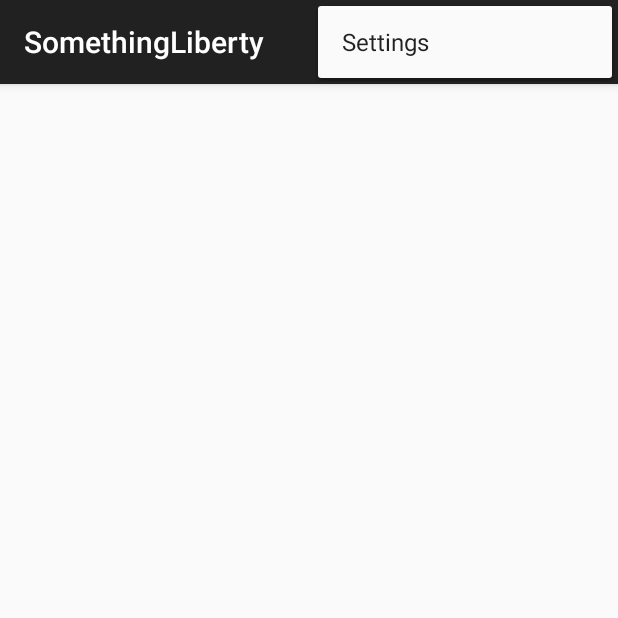
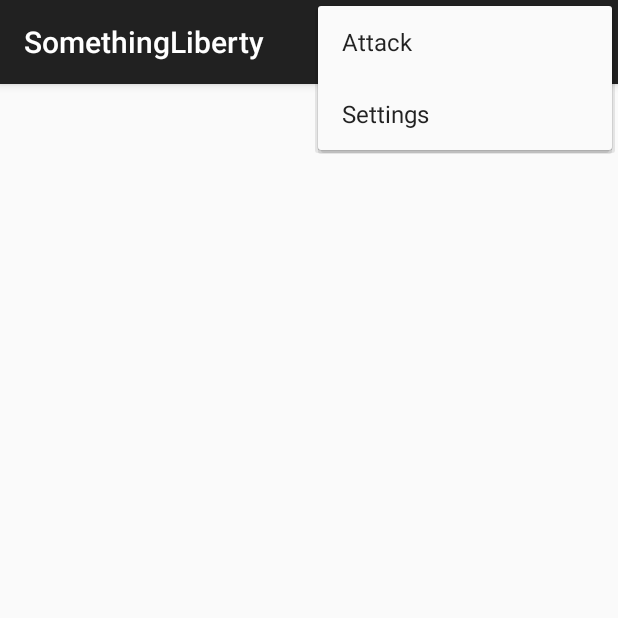
Before and after one commit to Steppenwolf007/skunkworks.paintball, an Android app: the screen it shows after launch (MainActivity), with the options menu open, on a phone screen of 412 x 824 dp, the top half of it. Run offline under Robolectric (Android 15) with nearby library versions, the phone set to English and light mode, and no system bars; libraries missing offline, so code that uses them is left out: org.eclipse.paho.

Commit message:
added attack action to actionbar menu

```diff
--- a/SomethingLiberty/SomethingLiberty/src/main/res/menu/main.xml
+++ b/SomethingLiberty/SomethingLiberty/src/main/res/menu/main.xml
@@ -2,6 +2,11 @@
     xmlns:app="http://schemas.android.com/apk/res-auto"
     xmlns:tools="http://schemas.android.com/tools"
     tools:context=".MainActivity" >
+
+    <item android:id="@+id/action_attack"
+        android:title="@string/action_attack"
+        android:icon="@drawable/ic_launcher"
+        android:showAsAction="always"/>
 
     <item android:id="@+id/action_settings"
         android:title="@string/action_settings"
--- a/SomethingLiberty/SomethingLiberty/src/main/res/values/strings.xml
+++ b/SomethingLiberty/SomethingLiberty/src/main/res/values/strings.xml
@@ -5,5 +5,6 @@
     <string name="hello_world">Hello world!</string>
     <string name="action_settings">Settings</string>
     <string name="notification_ticker">News Flash</string>
+    <string name="action_attack">Attack</string>
 
 </resources>
```
